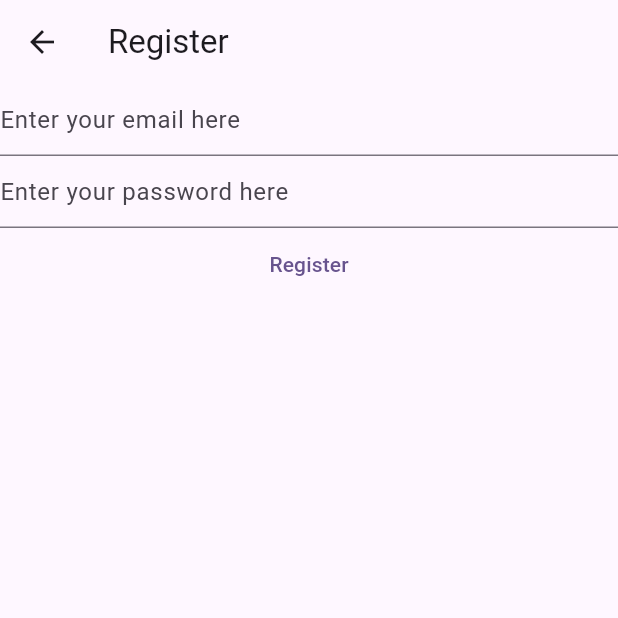
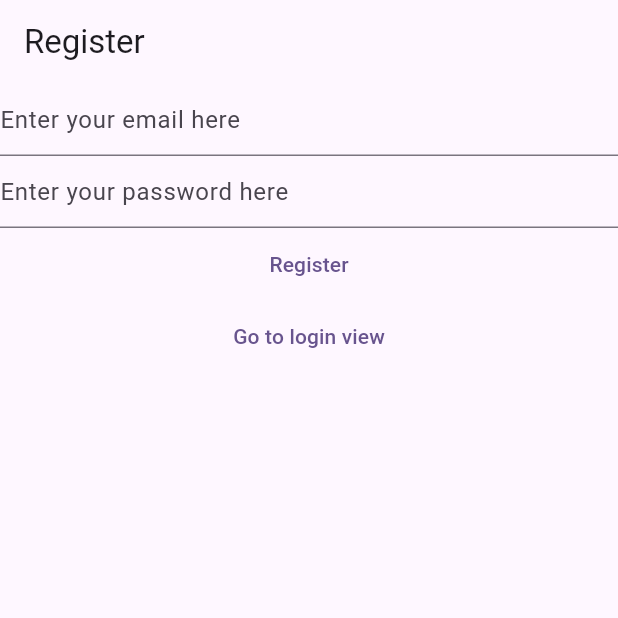
Before and after one commit to kul-riya/likh-lena-chahiye-tha, a Flutter app: the RegisterView screen opened directly, on a phone screen of 412 x 824 dp, the top half of it. Run offline on Flutter 3.47's test engine with Material 3 defaults, Android fonts, the phone set to English and light mode, and no system bars; our stand-ins replace firebase_auth, firebase_core; accounts and stored records are empty.

Commit message:
email views added and linked

```diff
--- a/lib/views/register_view.dart
+++ b/lib/views/register_view.dart
@@ -1,7 +1,5 @@
 import 'package:firebase_auth/firebase_auth.dart';
-import 'package:firebase_core/firebase_core.dart';
 import 'package:flutter/material.dart';
-import 'package:likh_lena_chahiye_tha/firebase_options.dart';
 
 class RegisterView extends StatefulWidget {
   const RegisterView({super.key});
@@ -31,22 +29,8 @@
   @override
   Widget build(BuildContext context) {
     return Scaffold(
-      appBar: AppBar(
-        title: const Text('Register'),
-        // backgroundColor: ColorScheme.fromSeed(seedColor: Colors.deepPurple)
-        ),
-        body: FutureBuilder(
-          future: Firebase.initializeApp(
-                    options: DefaultFirebaseOptions.currentPlatform,
-                  ),
-          builder:(context, snapshot) {
-
-        // action depending on snapshot cases
-
-            switch(snapshot.connectionState) {
-
-              case ConnectionState.done:
-              return Column(
+      appBar: AppBar(title: const Text("Register"),),
+      body: Column(
         children: [
         TextField(
           controller: _email,
@@ -91,14 +75,11 @@
           },
           child: const Text('Register'),
           ),
+          TextButton(onPressed: () {
+            Navigator.of(context).pushNamedAndRemoveUntil('/login/', (route) => false);
+            },
+          child: const Text("Go to login view"))
         ],
-             );
-
-              default:
-                return const Text("Loading...");
-            }
-
-          },
       ),
     );
   }
```
Also changed, not shown: lib/main.dart (+20 -25 lines), lib/views/login_view.dart (+7 -24 lines), lib/views/verify_email_view.dart (added, +26 -0 lines). Lines whose indentation alone changed are shown as unchanged.
